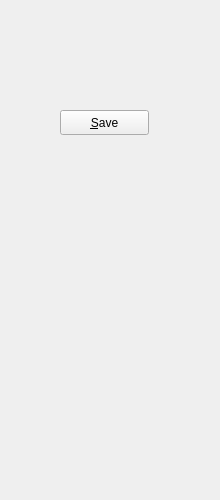
The window that control4.ui (free6d1823/NavmCal) describes before a commit, drawn with Qt 5.
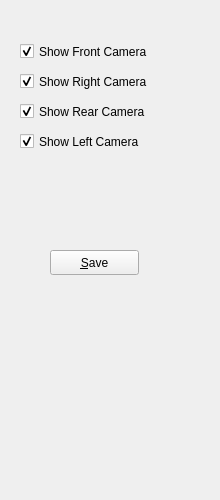
The same window after the commit.

```diff
--- a/control4.ui
+++ b/control4.ui
@@ -28,8 +28,8 @@
   <widget class="QPushButton" name="btnSave">
    <property name="geometry">
     <rect>
-     <x>60</x>
-     <y>110</y>
+     <x>50</x>
+     <y>250</y>
      <width>89</width>
      <height>25</height>
     </rect>
@@ -38,6 +38,70 @@
     <string>&amp;Save</string>
    </property>
   </widget>
+  <widget class="QCheckBox" name="checkShowCam0">
+   <property name="geometry">
+    <rect>
+     <x>20</x>
+     <y>40</y>
+     <width>161</width>
+     <height>23</height>
+    </rect>
+   </property>
+   <property name="text">
+    <string>Show Front Camera</string>
+   </property>
+   <property name="checked">
+    <bool>true</bool>
+   </property>
+  </widget>
+  <widget class="QCheckBox" name="checkShowCam1">
+   <property name="geometry">
+    <rect>
+     <x>20</x>
+     <y>70</y>
+     <width>161</width>
+     <height>23</height>
+    </rect>
+   </property>
+   <property name="text">
+    <string>Show Right Camera</string>
+   </property>
+   <property name="checked">
+    <bool>true</bool>
+   </property>
+  </widget>
+  <widget class="QCheckBox" name="checkShowCam2">
+   <property name="geometry">
+    <rect>
+     <x>20</x>
+     <y>100</y>
+     <width>161</width>
+     <height>23</height>
+    </rect>
+   </property>
+   <property name="text">
+    <string>Show Rear Camera</string>
+   </property>
+   <property name="checked">
+    <bool>true</bool>
+   </property>
+  </widget>
+  <widget class="QCheckBox" name="checkShowCam3">
+   <property name="geometry">
+    <rect>
+     <x>20</x>
+     <y>130</y>
+     <width>161</width>
+     <height>23</height>
+    </rect>
+   </property>
+   <property name="text">
+    <string>Show Left Camera</string>
+   </property>
+   <property name="checked">
+    <bool>true</bool>
+   </property>
+  </widget>
  </widget>
  <resources/>
  <connections/>
```
